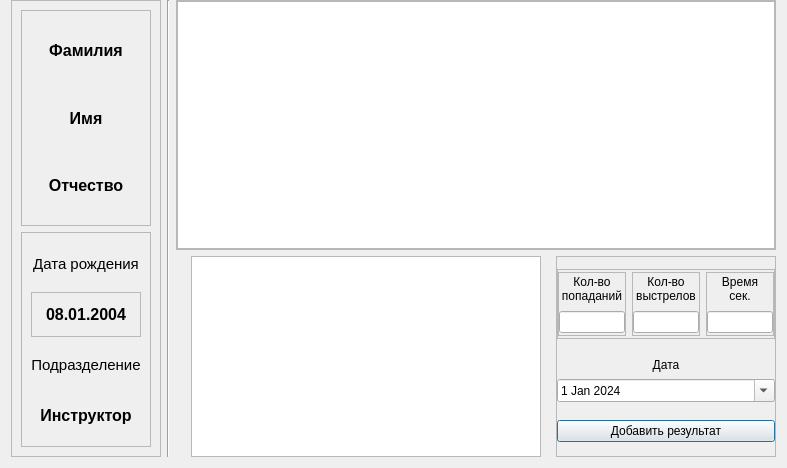
alekskositsyn/StatStrel, file user_profile_ui.ui: the form before one commit.
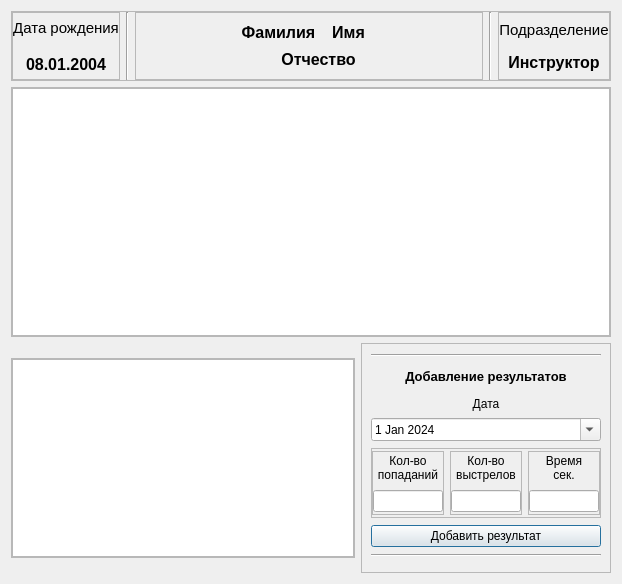
The form after the commit. Custom widgets are drawn as their Qt base class.

```diff
--- a/user_profile_ui.ui
+++ b/user_profile_ui.ui
@@ -6,23 +6,20 @@
    <rect>
     <x>0</x>
     <y>0</y>
-    <width>781</width>
-    <height>468</height>
+    <width>621</width>
+    <height>584</height>
    </rect>
   </property>
   <property name="windowTitle">
    <string>Профиль сотрудника</string>
   </property>
   <layout class="QGridLayout" name="gridLayout_3">
-   <property name="topMargin">
-    <number>0</number>
-   </property>
-   <item row="0" column="0" rowspan="2">
+   <item row="0" column="0" colspan="2">
     <widget class="QFrame" name="frame_11">
      <property name="maximumSize">
       <size>
-       <width>240</width>
-       <height>16777215</height>
+       <width>16777215</width>
+       <height>80</height>
       </size>
      </property>
      <property name="frameShape">
@@ -31,7 +28,87 @@
      <property name="frameShadow">
       <enum>QFrame::Raised</enum>
      </property>
-     <layout class="QVBoxLayout" name="verticalLayout_8">
+     <layout class="QHBoxLayout" name="horizontalLayout_2">
+      <property name="leftMargin">
+       <number>0</number>
+      </property>
+      <property name="topMargin">
+       <number>0</number>
+      </property>
+      <property name="rightMargin">
+       <number>0</number>
+      </property>
+      <property name="bottomMargin">
+       <number>0</number>
+      </property>
+      <item>
+       <widget class="QFrame" name="frame_5">
+        <property name="frameShape">
+         <enum>QFrame::StyledPanel</enum>
+        </property>
+        <property name="frameShadow">
+         <enum>QFrame::Raised</enum>
+        </property>
+        <layout class="QVBoxLayout" name="verticalLayout_7">
+         <property name="leftMargin">
+          <number>0</number>
+         </property>
+         <property name="topMargin">
+          <number>0</number>
+         </property>
+         <property name="rightMargin">
+          <number>0</number>
+         </property>
+         <property name="bottomMargin">
+          <number>0</number>
+         </property>
+         <item>
+          <widget class="QLabel" name="label_5">
+           <property name="font">
+            <font>
+             <pointsize>11</pointsize>
+            </font>
+           </property>
+           <property name="text">
+            <string>Дата рождения</string>
+           </property>
+           <property name="alignment">
+            <set>Qt::AlignCenter</set>
+           </property>
+          </widget>
+         </item>
+         <item>
+          <widget class="QLabel" name="lblBDate">
+           <property name="maximumSize">
+            <size>
+             <width>300</width>
+             <height>16777215</height>
+            </size>
+           </property>
+           <property name="font">
+            <font>
+             <pointsize>12</pointsize>
+             <bold>true</bold>
+            </font>
+           </property>
+           <property name="text">
+            <string>08.01.2004</string>
+           </property>
+           <property name="alignment">
+            <set>Qt::AlignCenter</set>
+           </property>
+          </widget>
+         </item>
+        </layout>
+       </widget>
+      </item>
+      <item>
+       <widget class="Line" name="line">
+        <property name="orientation">
+         <enum>Qt::Vertical</enum>
+        </property>
+       </widget>
+      </item>
       <item>
        <widget class="QFrame" name="frame">
         <property name="frameShape">
@@ -40,8 +117,21 @@
         <property name="frameShadow">
          <enum>QFrame::Raised</enum>
         </property>
-        <layout class="QVBoxLayout" name="verticalLayout">
-         <item>
+        <layout class="QGridLayout" name="gridLayout">
+         <item row="0" column="0">
+          <spacer name="horizontalSpacer">
+           <property name="orientation">
+            <enum>Qt::Horizontal</enum>
+           </property>
+           <property name="sizeHint" stdset="0">
+            <size>
+             <width>90</width>
+             <height>20</height>
+            </size>
+           </property>
+          </spacer>
+         </item>
+         <item row="0" column="1" colspan="2">
           <widget class="QLabel" name="lblLastName">
            <property name="font">
             <font>
@@ -57,7 +147,7 @@
            </property>
           </widget>
          </item>
-         <item>
+         <item row="0" column="3" colspan="2">
           <widget class="QLabel" name="lblFirstName">
            <property name="font">
             <font>
@@ -73,7 +163,33 @@
            </property>
           </widget>
          </item>
-         <item>
+         <item row="0" column="5">
+          <spacer name="horizontalSpacer_4">
+           <property name="orientation">
+            <enum>Qt::Horizontal</enum>
+           </property>
+           <property name="sizeHint" stdset="0">
+            <size>
+             <width>91</width>
+             <height>20</height>
+            </size>
+           </property>
+          </spacer>
+         </item>
+         <item row="1" column="0" colspan="2">
+          <spacer name="horizontalSpacer_2">
+           <property name="orientation">
+            <enum>Qt::Horizontal</enum>
+           </property>
+           <property name="sizeHint" stdset="0">
+            <size>
+             <width>130</width>
+             <height>20</height>
+            </size>
+           </property>
+          </spacer>
+         </item>
+         <item row="1" column="2" colspan="2">
           <widget class="QLabel" name="lblMiddleName">
            <property name="font">
             <font>
@@ -89,67 +205,53 @@
            </property>
           </widget>
          </item>
+         <item row="1" column="4" colspan="2">
+          <spacer name="horizontalSpacer_3">
+           <property name="orientation">
+            <enum>Qt::Horizontal</enum>
+           </property>
+           <property name="sizeHint" stdset="0">
+            <size>
+             <width>111</width>
+             <height>20</height>
+            </size>
+           </property>
+          </spacer>
+         </item>
         </layout>
        </widget>
       </item>
       <item>
-       <widget class="QFrame" name="frame_5">
+       <widget class="Line" name="line_2">
+        <property name="orientation">
+         <enum>Qt::Vertical</enum>
+        </property>
+       </widget>
+      </item>
+      <item>
+       <widget class="QFrame" name="frame_6">
         <property name="frameShape">
          <enum>QFrame::StyledPanel</enum>
         </property>
         <property name="frameShadow">
          <enum>QFrame::Raised</enum>
         </property>
-        <layout class="QVBoxLayout" name="verticalLayout_7">
-         <item>
-          <widget class="QLabel" name="label_5">
-           <property name="font">
-            <font>
-             <pointsize>11</pointsize>
-            </font>
-           </property>
-           <property name="text">
-            <string>Дата рождения</string>
-           </property>
-           <property name="alignment">
-            <set>Qt::AlignCenter</set>
-           </property>
-          </widget>
-         </item>
-         <item>
-          <widget class="QFrame" name="frame_6">
-           <property name="frameShape">
-            <enum>QFrame::StyledPanel</enum>
-           </property>
-           <property name="frameShadow">
-            <enum>QFrame::Raised</enum>
-           </property>
-           <layout class="QHBoxLayout" name="horizontalLayout_2">
-            <item>
-             <widget class="QLabel" name="lblBDate">
-              <property name="maximumSize">
-               <size>
-                <width>300</width>
-                <height>16777215</height>
-               </size>
-              </property>
-              <property name="font">
-               <font>
-                <pointsize>12</pointsize>
-                <bold>true</bold>
-               </font>
-              </property>
-              <property name="text">
-               <string>08.01.2004</string>
-              </property>
-              <property name="alignment">
-               <set>Qt::AlignCenter</set>
-              </property>
-             </widget>
-            </item>
-           </layout>
-          </widget>
-         </item>
+        <layout class="QVBoxLayout" name="verticalLayout">
+         <property name="spacing">
+          <number>0</number>
+         </property>
+         <property name="leftMargin">
+          <number>0</number>
+         </property>
+         <property name="topMargin">
+          <number>0</number>
+         </property>
+         <property name="rightMargin">
+          <number>0</number>
+         </property>
+         <property name="bottomMargin">
+          <number>0</number>
+         </property>
          <item>
           <widget class="QLabel" name="label_6">
            <property name="font">
@@ -193,14 +295,7 @@
      </layout>
     </widget>
    </item>
-   <item row="0" column="1" rowspan="2">
-    <widget class="Line" name="line">
-     <property name="orientation">
-      <enum>Qt::Vertical</enum>
-     </property>
-    </widget>
-   </item>
-   <item row="0" column="2" colspan="3">
+   <item row="1" column="0" colspan="2">
     <widget class="QFrame" name="frame_2">
      <property name="minimumSize">
       <size>
@@ -246,16 +341,34 @@
      </layout>
     </widget>
    </item>
-   <item row="1" column="3">
-    <widget class="QWidget" name="bottom_widget" native="true">
-     <layout class="QGridLayout" name="gridLayout">
+   <item row="2" column="0">
+    <widget class="QFrame" name="frame_12">
+     <property name="maximumSize">
+      <size>
+       <width>345</width>
+       <height>200</height>
+      </size>
+     </property>
+     <property name="frameShape">
+      <enum>QFrame::StyledPanel</enum>
+     </property>
+     <property name="frameShadow">
+      <enum>QFrame::Raised</enum>
+     </property>
+     <layout class="QGridLayout" name="gridLayout_4">
+      <property name="leftMargin">
+       <number>0</number>
+      </property>
       <property name="topMargin">
        <number>0</number>
       </property>
+      <property name="rightMargin">
+       <number>0</number>
+      </property>
       <property name="bottomMargin">
        <number>0</number>
       </property>
-      <item row="0" column="1">
+      <item row="0" column="0">
        <widget class="QTableView" name="table_user_profile">
         <property name="minimumSize">
          <size>
@@ -283,12 +396,18 @@
      </layout>
     </widget>
    </item>
-   <item row="1" column="4">
+   <item row="2" column="1">
     <widget class="QFrame" name="frame_3">
+     <property name="minimumSize">
+      <size>
+       <width>250</width>
+       <height>230</height>
+      </size>
+     </property>
      <property name="maximumSize">
       <size>
        <width>220</width>
-       <height>16777215</height>
+       <height>248</height>
       </size>
      </property>
      <property name="frameShape">
@@ -304,217 +423,33 @@
       <number>0</number>
      </property>
      <layout class="QVBoxLayout" name="verticalLayout_6">
-      <property name="leftMargin">
-       <number>0</number>
-      </property>
-      <property name="topMargin">
-       <number>0</number>
-      </property>
-      <property name="rightMargin">
-       <number>0</number>
-      </property>
-      <property name="bottomMargin">
-       <number>0</number>
-      </property>
       <item>
-       <widget class="QFrame" name="frame_10">
+       <widget class="Line" name="line_3">
+        <property name="orientation">
+         <enum>Qt::Horizontal</enum>
+        </property>
+       </widget>
+      </item>
+      <item>
+       <widget class="QLabel" name="label_7">
         <property name="maximumSize">
          <size>
           <width>16777215</width>
-          <height>70</height>
+          <height>25</height>
          </size>
         </property>
-        <property name="frameShape">
-         <enum>QFrame::StyledPanel</enum>
+        <property name="font">
+         <font>
+          <pointsize>10</pointsize>
+          <bold>true</bold>
+         </font>
         </property>
-        <property name="frameShadow">
-         <enum>QFrame::Raised</enum>
+        <property name="text">
+         <string>Добавление результатов</string>
         </property>
-        <layout class="QHBoxLayout" name="horizontalLayout">
-         <property name="leftMargin">
-          <number>0</number>
-         </property>
-         <property name="topMargin">
-          <number>0</number>
-         </property>
-         <property name="rightMargin">
-          <number>0</number>
-         </property>
-         <property name="bottomMargin">
-          <number>0</number>
-         </property>
-         <item>
-          <widget class="QFrame" name="frame_4">
-           <property name="maximumSize">
-            <size>
-             <width>16777215</width>
-             <height>64</height>
-            </size>
-           </property>
-           <property name="frameShape">
-            <enum>QFrame::StyledPanel</enum>
-           </property>
-           <property name="frameShadow">
-            <enum>QFrame::Raised</enum>
-           </property>
-           <layout class="QVBoxLayout" name="verticalLayout_3">
-            <property name="leftMargin">
-             <number>0</number>
-            </property>
-            <property name="topMargin">
-             <number>0</number>
-            </property>
-            <property name="rightMargin">
-             <number>0</number>
-            </property>
-            <property name="bottomMargin">
-             <number>0</number>
-            </property>
-            <item>
-             <widget class="QLabel" name="label">
-              <property name="maximumSize">
-               <size>
-                <width>16777215</width>
-                <height>30</height>
-               </size>
-              </property>
-              <property name="text">
-               <string>Кол-во
-попаданий</string>
-              </property>
-              <property name="alignment">
-               <set>Qt::AlignCenter</set>
-              </property>
-             </widget>
-            </item>
-            <item>
-             <widget class="QLineEdit" name="txtPoints">
-              <property name="alignment">
-               <set>Qt::AlignCenter</set>
-              </property>
-              <property name="readOnly">
-               <bool>false</bool>
-              </property>
-             </widget>
-            </item>
-           </layout>
-          </widget>
-         </item>
-         <item>
-          <widget class="QFrame" name="frame_7">
-           <property name="maximumSize">
-            <size>
-             <width>16777215</width>
-             <height>64</height>
-            </size>
-           </property>
-           <property name="frameShape">
-            <enum>QFrame::StyledPanel</enum>
-           </property>
-           <property name="frameShadow">
-            <enum>QFrame::Raised</enum>
-           </property>
-           <layout class="QVBoxLayout" name="verticalLayout_4">
-            <property name="leftMargin">
-             <number>0</number>
-            </property>
-            <property name="topMargin">
-             <number>0</number>
-            </property>
-            <property name="rightMargin">
-             <number>0</number>
-            </property>
-            <property name="bottomMargin">
-             <number>0</number>
-            </property>
-            <item>
-             <widget class="QLabel" name="label_2">
-              <property name="maximumSize">
-               <size>
-                <width>16777215</width>
-                <height>30</height>
-               </size>
-              </property>
-              <property name="text">
-               <string>Кол-во
-выстрелов</string>
-              </property>
-              <property name="alignment">
-               <set>Qt::AlignCenter</set>
-              </property>
-             </widget>
-            </item>
-            <item>
-             <widget class="QLineEdit" name="txtCount">
-              <property name="alignment">
-               <set>Qt::AlignCenter</set>
-              </property>
-              <property name="readOnly">
-               <bool>false</bool>
-              </property>
-             </widget>
-            </item>
-           </layout>
-          </widget>
-         </item>
-         <item>
-          <widget class="QFrame" name="frame_8">
-           <property name="maximumSize">
-            <size>
-             <width>16777215</width>
-             <height>64</height>
-            </size>
-           </property>
-           <property name="frameShape">
-            <enum>QFrame::StyledPanel</enum>
-           </property>
-           <property name="frameShadow">
-            <enum>QFrame::Raised</enum>
-           </property>
-           <layout class="QVBoxLayout" name="verticalLayout_5">
-            <property name="leftMargin">
-             <number>0</number>
-            </property>
-            <property name="topMargin">
-             <number>0</number>
-            </property>
-            <property name="rightMargin">
-             <number>0</number>
-            </property>
-            <property name="bottomMargin">
-             <number>0</number>
-            </property>
-            <item>
-             <widget class="QLabel" name="label_3">
-              <property name="maximumSize">
-               <size>
-                <width>16777215</width>
-                <height>30</height>
-               </size>
-              </property>
-              <property name="text">
-               <string>Время
-сек.</string>
-              </property>
-              <property name="alignment">
-               <set>Qt::AlignCenter</set>
-              </property>
-             </widget>
-            </item>
-            <item>
-             <widget class="QLineEdit" name="txtTime">
-              <property name="alignment">
-               <set>Qt::AlignCenter</set>
-              </property>
-              <property name="readOnly">
-               <bool>false</bool>
-              </property>
-             </widget>
-            </item>
-           </layout>
-          </widget>
-         </item>
-        </layout>
+        <property name="alignment">
+         <set>Qt::AlignCenter</set>
+        </property>
        </widget>
       </item>
       <item>
@@ -583,6 +518,207 @@
         </layout>
        </widget>
       </item>
+      <item>
+       <widget class="QFrame" name="frame_10">
+        <property name="maximumSize">
+         <size>
+          <width>16777215</width>
+          <height>70</height>
+         </size>
+        </property>
+        <property name="frameShape">
+         <enum>QFrame::StyledPanel</enum>
+        </property>
+        <property name="frameShadow">
+         <enum>QFrame::Raised</enum>
+        </property>
+        <layout class="QHBoxLayout" name="horizontalLayout">
+         <property name="leftMargin">
+          <number>0</number>
+         </property>
+         <property name="topMargin">
+          <number>0</number>
+         </property>
+         <property name="rightMargin">
+          <number>0</number>
+         </property>
+         <property name="bottomMargin">
+          <number>0</number>
+         </property>
+         <item>
+          <widget class="QFrame" name="frame_4">
+           <property name="maximumSize">
+            <size>
+             <width>16777215</width>
+             <height>64</height>
+            </size>
+           </property>
+           <property name="frameShape">
+            <enum>QFrame::StyledPanel</enum>
+           </property>
+           <property name="frameShadow">
+            <enum>QFrame::Raised</enum>
+           </property>
+           <layout class="QVBoxLayout" name="verticalLayout_3">
+            <property name="leftMargin">
+             <number>0</number>
+            </property>
+            <property name="topMargin">
+             <number>0</number>
+            </property>
+            <property name="rightMargin">
+             <number>0</number>
+            </property>
+            <property name="bottomMargin">
+             <number>0</number>
+            </property>
+            <item>
+             <widget class="QLabel" name="label">
+              <property name="maximumSize">
+               <size>
+                <width>16777215</width>
+                <height>30</height>
+               </size>
+              </property>
+              <property name="text">
+               <string>Кол-во
+попаданий</string>
+              </property>
+              <property name="alignment">
+               <set>Qt::AlignCenter</set>
+              </property>
+             </widget>
+            </item>
+            <item>
+             <widget class="QLineEdit" name="txtPoints">
+              <property name="alignment">
+               <set>Qt::AlignCenter</set>
+              </property>
+              <property name="readOnly">
+               <bool>false</bool>
+              </property>
+             </widget>
+            </item>
+           </layout>
+          </widget>
+         </item>
+         <item>
+          <widget class="QFrame" name="frame_7">
+           <property name="maximumSize">
+            <size>
+             <width>16777215</width>
+             <height>64</height>
+            </size>
+           </property>
+           <property name="frameShape">
+            <enum>QFrame::StyledPanel</enum>
+           </property>
+           <property name="frameShadow">
+            <enum>QFrame::Raised</enum>
+           </property>
+           <layout class="QVBoxLayout" name="verticalLayout_4">
+            <property name="leftMargin">
+             <number>0</number>
+            </property>
+            <property name="topMargin">
+             <number>0</number>
+            </property>
+            <property name="rightMargin">
+             <number>0</number>
+            </property>
+            <property name="bottomMargin">
+             <number>0</number>
+            </property>
+            <item>
+             <widget class="QLabel" name="label_2">
+              <property name="maximumSize">
+               <size>
+                <width>16777215</width>
+                <height>30</height>
+               </size>
+              </property>
+              <property name="text">
+               <string>Кол-во
+выстрелов</string>
+              </property>
+              <property name="alignment">
+               <set>Qt::AlignCenter</set>
+              </property>
+             </widget>
+            </item>
+            <item>
+             <widget class="QLineEdit" name="txtCount">
+              <property name="alignment">
+               <set>Qt::AlignCenter</set>
+              </property>
+              <property name="readOnly">
+               <bool>false</bool>
+              </property>
+             </widget>
+            </item>
+           </layout>
+          </widget>
+         </item>
+         <item>
+          <widget class="QFrame" name="frame_8">
+           <property name="maximumSize">
+            <size>
+             <width>16777215</width>
+             <height>64</height>
+            </size>
+           </property>
+           <property name="frameShape">
+            <enum>QFrame::StyledPanel</enum>
+           </property>
+           <property name="frameShadow">
+            <enum>QFrame::Raised</enum>
+           </property>
+           <layout class="QVBoxLayout" name="verticalLayout_5">
+            <property name="leftMargin">
+             <number>0</number>
+            </property>
+            <property name="topMargin">
+             <number>0</number>
+            </property>
+            <property name="rightMargin">
+             <number>0</number>
+            </property>
+            <property name="bottomMargin">
+             <number>0</number>
+            </property>
+            <item>
+             <widget class="QLabel" name="label_3">
+              <property name="maximumSize">
+               <size>
+                <width>16777215</width>
+                <height>30</height>
+               </size>
+              </property>
+              <property name="text">
+               <string>Время
+сек.</string>
+              </property>
+              <property name="alignment">
+               <set>Qt::AlignCenter</set>
+              </property>
+             </widget>
+            </item>
+            <item>
+             <widget class="QLineEdit" name="txtTime">
+              <property name="alignment">
+               <set>Qt::AlignCenter</set>
+              </property>
+              <property name="readOnly">
+               <bool>false</bool>
+              </property>
+             </widget>
+            </item>
+           </layout>
+          </widget>
+         </item>
+        </layout>
+       </widget>
+      </item>
       <item>
        <widget class="QPushButton" name="btnInsertData">
         <property name="text">
@@ -590,6 +726,13 @@
         </property>
        </widget>
       </item>
+      <item>
+       <widget class="Line" name="line_4">
+        <property name="orientation">
+         <enum>Qt::Horizontal</enum>
+        </property>
+       </widget>
+      </item>
      </layout>
     </widget>
    </item>
```
